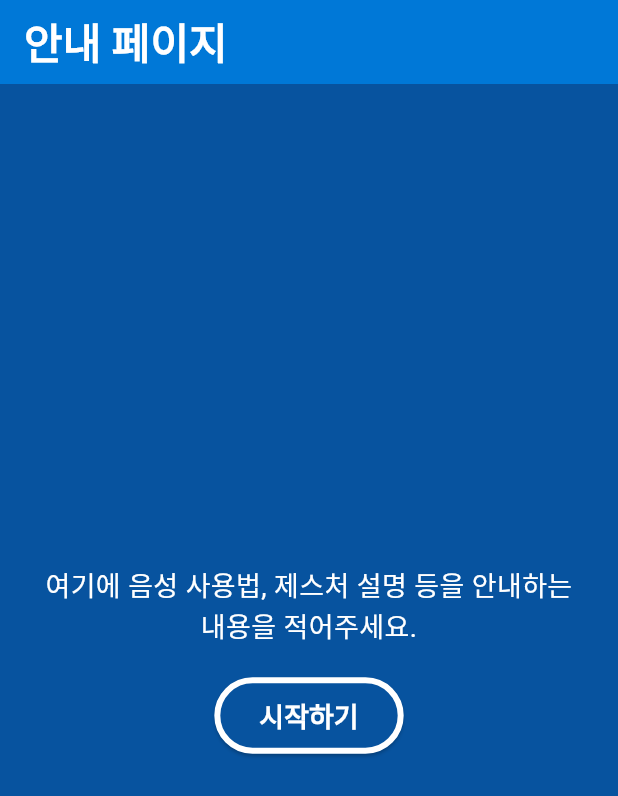
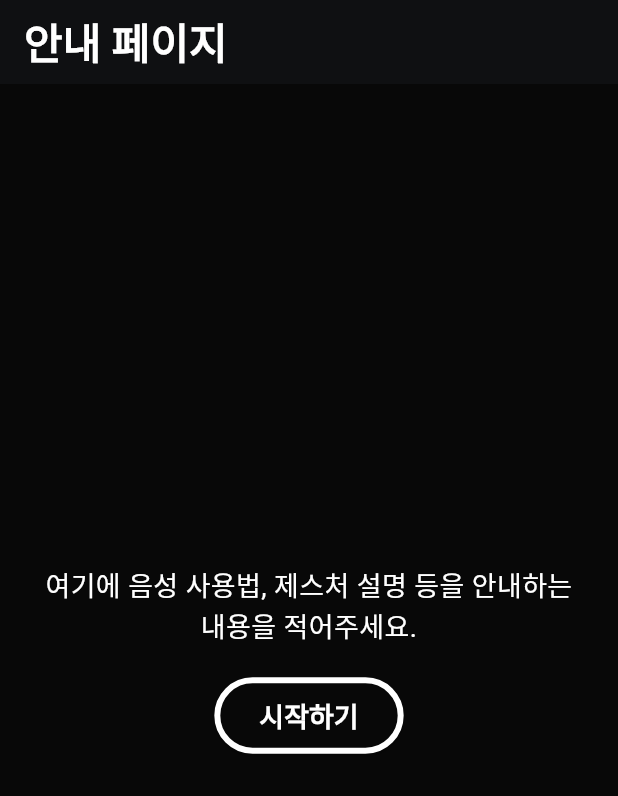
Before and after one commit to sktflyai-66/voicecart-front, a Flutter app: the screen it shows after launch, on a phone screen of 412 x 824 dp. Shown: the top 796 px of the screen. Run offline on Flutter 3.47's test engine with Material 3 defaults, Android fonts, the light colour scheme and no system bars; our stand-ins replace flutter_tts, fluttertoast, get, permission_handler, shared_preferences; missing offline and left inert: google_speech, record; project files that could hold a hidden picture were left out.

Commit message:
change style color

```diff
--- a/app_test/lib/services/api_service.dart
+++ b/app_test/lib/services/api_service.dart
@@ -18,14 +18,15 @@ class ApiService {
   // 1번 API : /chat
   static Future<Map<String, dynamic>> sendMessageToServer_chat(String message) async {
     final url = Uri.parse('$baseUrl/api/v1/chat');
-    print("post 메서드 사용해서 서버로 전송");
+
+    print("post 메서드 사용해서 /api/v1/chat서버로 전송");
     try {
       final response = await http.post(
         url,
         headers: {'Content-Type': 'application/json'},
         body: jsonEncode({
+          'session_id': randomInt.toString(),
           'user_message': message,
-          'session_id': randomInt.toString()
         }),
       );
 
--- a/app_test/lib/services/speech_service.dart
+++ b/app_test/lib/services/speech_service.dart
@@ -136,7 +136,7 @@ _speechToText.streamingRecognize(
     for (var result in response.results) {
       if (result.alternatives.isNotEmpty) {
         recognizedText.value = result.alternatives.first.transcript;
-        silenceTimeout = Duration(seconds: 2);
+        silenceTimeout = Duration(milliseconds: 1500);
         print("인식된 텍스트: ${recognizedText.value}");
         lastSpeechTime = DateTime.now();  // 새로운 발화가 감지되면 시간 갱신
         if (result.isFinal) {
--- a/app_test/lib/style/style.dart
+++ b/app_test/lib/style/style.dart
@@ -2,9 +2,9 @@ import 'package:flutter/material.dart';
 
 // 색상 테마 정의
 class AppColors {
-  static const Color backgroundColor = Color.fromARGB(255, 7, 83, 159); // 배경
-  static const Color secondaryColor = Color(0xFF0078D7); // 사용자 메시지
-  static const Color botMessageColor = Color(0xFF0055AA); // 봇 메시지
+  static const Color backgroundColor = Color.fromARGB(255, 8, 8, 8); // 배경
+  static const Color secondaryColor = Color.fromARGB(255, 15, 16, 18); // 사용자 메시지
+  static const Color botMessageColor = Color.fromARGB(255, 41, 33, 33); // 봇 메시지
   static const Color textColor = Colors.white; // 기본 텍스트 색상
   static const Color buttonColor = Colors.blueAccent; // 버튼 색상
 }
@@ -40,7 +40,7 @@ class AppTextStyles {
   );
 
   static const TextStyle messageStyle = TextStyle(
-    fontSize: 16,
+    fontSize: 18,
     color: AppColors.textColor,
   );
 }
@@ -68,7 +68,7 @@ class ChatBubbleStyles {
       bottomLeft: Radius.circular(4),
       bottomRight: Radius.circular(16),
     ),
-    border: Border.all(color: Colors.white, width: 2.0), // 하얀색 테두리 추가
+    border: Border.all(color: Colors.white, width: 3.0), // 하얀색 테두리 추가
   );
 
   static BoxDecoration chatUserBubbleStyle = BoxDecoration(
@@ -79,6 +79,6 @@ class ChatBubbleStyles {
       bottomLeft: Radius.circular(16),
       bottomRight: Radius.circular(4),
     ),
-    border: Border.all(color: Colors.white, width: 2.0), // 🔥 하얀색 테두리 추가
+    border: Border.all(color: Colors.white, width: 3.0), // 🔥 하얀색 테두리 추가
   );
 }
```
